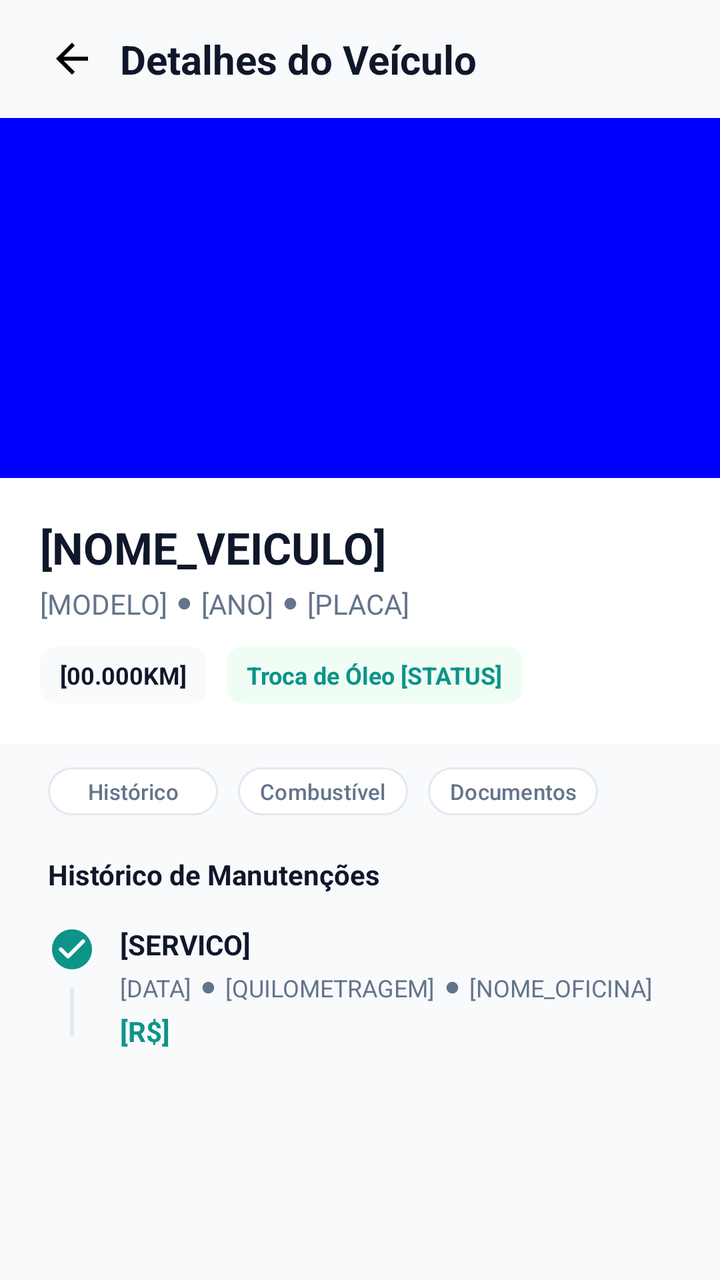
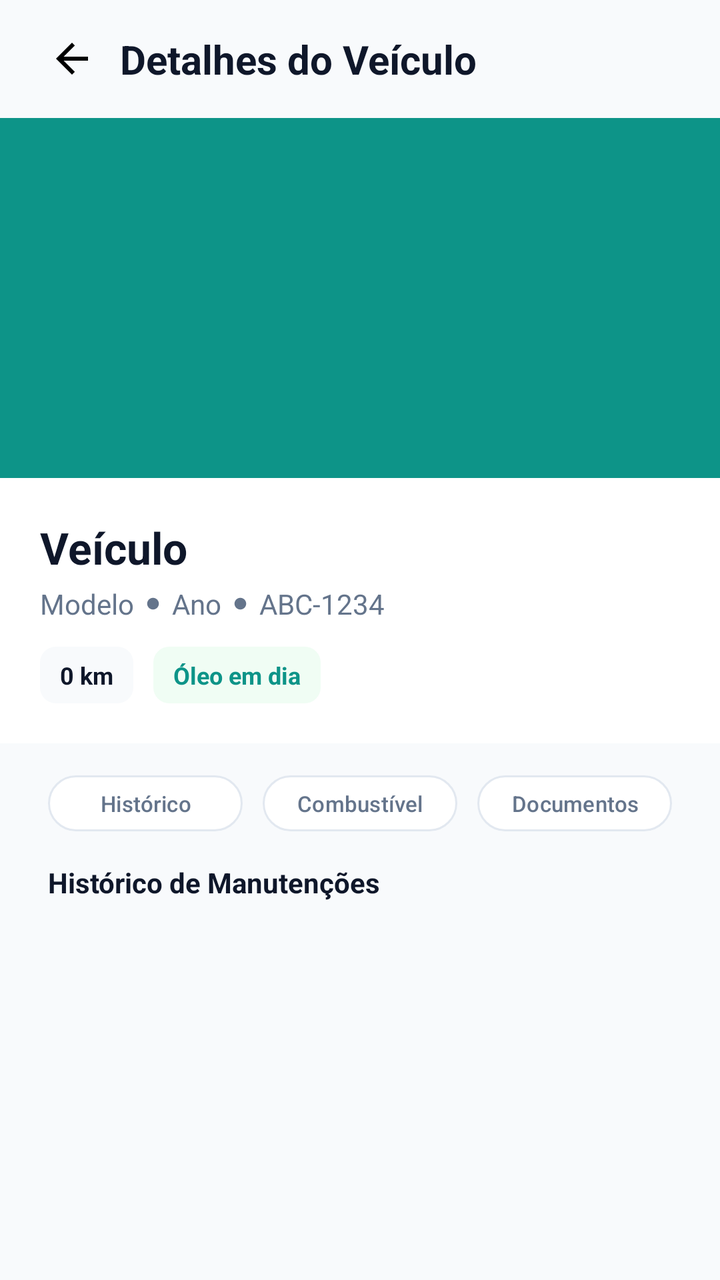

The first picture is an Android layout as it rendered before a commit; the second is the same layout after the commit. The layout source and the unified diff follow.
<!-- AndroidManifest.xml: application theme Theme.Virabraking -->
<!-- res/layout/activity_detalhes_veiculo.xml -->
<?xml version="1.0" encoding="utf-8"?>
<androidx.constraintlayout.widget.ConstraintLayout xmlns:android="http://schemas.android.com/apk/res/android"
    xmlns:app="http://schemas.android.com/apk/res-auto"
    xmlns:tools="http://schemas.android.com/tools"
    android:layout_width="match_parent"
    android:layout_height="match_parent"
    android:background="#f8fafc"
    tools:context=".DetalhesVeiculo">

    <LinearLayout
        android:layout_width="match_parent"
        android:layout_height="match_parent"
        android:orientation="vertical">

        <LinearLayout
            android:layout_width="match_parent"
            android:layout_height="wrap_content"
            android:gravity="center_vertical"
            android:paddingVertical="16dp"
            android:paddingHorizontal="24dp">

            <ImageButton
                android:id="@+id/iBtnVoltar"
                android:layout_width="wrap_content"
                android:layout_height="wrap_content"
                android:src="@drawable/vetor_seta_voltar"
                android:background="#f8fafc"
                android:layout_marginRight="12dp"
                android:padding="0dp" />

            <TextView
                android:layout_width="match_parent"
                android:layout_height="wrap_content"
                android:text="Detalhes do Veículo"
                android:textStyle="bold"
                android:textColor="#0F172A"
                android:textSize="20sp" />
        </LinearLayout>

        <ImageView
            android:layout_width="match_parent"
            android:layout_height="180dp"
            android:background="#0000ff" />

        <LinearLayout
            android:layout_width="match_parent"
            android:layout_height="wrap_content"
            android:background="#ffffff"
            android:padding="20dp">

            <LinearLayout
                android:layout_width="match_parent"
                android:layout_height="wrap_content"
                android:orientation="vertical">

                <TextView
                    android:layout_width="match_parent"
                    android:layout_height="wrap_content"
                    android:text="[NOME_VEICULO]"
                    android:textSize="22sp"
                    android:textStyle="bold"
                    android:textColor="#0F172A"/>

                <LinearLayout
                    android:layout_width="match_parent"
                    android:layout_height="wrap_content"
                    android:gravity="center_vertical"
                    android:layout_marginTop="4dp"
                    android:layout_marginBottom="12dp">

                    <TextView
                        android:layout_width="wrap_content"
                        android:layout_height="wrap_content"
                        android:textColor="#64748b"
                        android:text="[MODELO]" />

                    <ImageView
                        android:layout_width="wrap_content"
                        android:layout_height="wrap_content"
                        android:layout_marginHorizontal="5dp"
                        android:src="@drawable/vetor_circulo_divisor" />

                    <TextView
                        android:layout_width="wrap_content"
                        android:layout_height="wrap_content"
                        android:textColor="#64748b"
                        android:text="[ANO]" />

                    <ImageView
                        android:layout_width="wrap_content"
                        android:layout_height="wrap_content"
                        android:layout_marginHorizontal="5dp"
                        android:src="@drawable/vetor_circulo_divisor" />

                    <TextView
                        android:layout_width="wrap_content"
                        android:layout_height="wrap_content"
                        android:textColor="#64748b"
                        android:text="[PLACA]" />
                </LinearLayout>

                <LinearLayout
                    android:layout_width="match_parent"
                    android:layout_height="wrap_content"
                    android:divider="@drawable/gap"
                    android:showDividers="middle">

                    <TextView
                        android:layout_width="wrap_content"
                        android:layout_height="wrap_content"
                        android:textSize="12sp"
                        android:textStyle="bold"
                        android:textColor="#0F172A"
                        android:text="[00.000KM]"
                        android:paddingHorizontal="10dp"
                        android:paddingVertical="6dp"
                        android:background="@drawable/bg_cinza_claro_arredondado" />

                    <TextView
                        android:layout_width="wrap_content"
                        android:layout_height="wrap_content"
                        android:textSize="12sp"
                        android:textStyle="bold"
                        android:textColor="#0d9488"
                        android:text="Troca de Óleo [STATUS]"
                        android:paddingHorizontal="10dp"
                        android:paddingVertical="6dp"
                        android:background="@drawable/bg_verde_claro_arredondado" />
                </LinearLayout>
            </LinearLayout>
        </LinearLayout>

        <LinearLayout
            android:layout_width="match_parent"
            android:layout_height="wrap_content"
            android:paddingHorizontal="24dp"
            android:divider="@drawable/gap"
            android:showDividers="middle"
            android:paddingVertical="8dp">

            <com.google.android.material.button.MaterialButton
                android:id="@+id/btnHistorico"
                android:layout_width="85dp"
                android:layout_height="32dp"
                android:textSize="11sp"
                android:padding="0dp"
                android:textColor="#64748b"
                android:text="Histórico"
                app:backgroundTint="#FFFFFF"
                app:strokeColor="#e2e8f0"
                app:strokeWidth="1dp" />

            <com.google.android.material.button.MaterialButton
                android:id="@+id/btnCombustivel"
                android:layout_width="85dp"
                android:layout_height="32dp"
                android:textSize="11sp"
                android:padding="0dp"
                android:textColor="#64748b"
                android:text="Combustível"
                app:backgroundTint="#FFFFFF"
                app:strokeColor="#e2e8f0"
                app:strokeWidth="1dp" />

            <com.google.android.material.button.MaterialButton
                android:id="@+id/btnDocumentos"
                android:layout_width="85dp"
                android:layout_height="32dp"
                android:textSize="11sp"
                android:padding="0dp"
                android:textColor="#64748b"
                android:text="Documentos"
                app:backgroundTint="#FFFFFF"
                app:strokeColor="#e2e8f0"
                app:strokeWidth="1dp" />
        </LinearLayout>

        <LinearLayout
            android:layout_width="match_parent"
            android:layout_height="wrap_content"
            android:orientation="vertical"
            android:paddingHorizontal="24dp"
            android:paddingVertical="8dp">

            <TextView
                android:layout_width="match_parent"
                android:layout_height="wrap_content"
                android:text="Histórico de Manutenções"
                android:textColor="#0F172A"
                android:textStyle="bold"
                android:layout_marginBottom="16dp" />

            <LinearLayout
                android:layout_width="match_parent"
                android:layout_height="wrap_content">

                <LinearLayout
                    android:id="@+id/llDetalhesServico"
                    android:layout_width="match_parent"
                    android:layout_height="wrap_content"
                    android:layout_marginBottom="16dp">

                    <LinearLayout
                        android:layout_width="wrap_content"
                        android:layout_height="match_parent"
                        android:layout_marginRight="12dp"
                        android:orientation="vertical">

                        <ImageView
                            android:layout_width="wrap_content"
                            android:layout_height="wrap_content"
                            android:src="@drawable/vetor_check"/>

                        <ImageView
                            android:layout_width="wrap_content"
                            android:layout_height="match_parent"
                            android:rotation="90"
                            android:src="@drawable/vetor_linha_expansiva"/>
                    </LinearLayout>

                    <LinearLayout
                        android:layout_width="match_parent"
                        android:layout_height="wrap_content"
                        android:orientation="vertical"
                        android:layout_weight="1">

                        <TextView
                            android:layout_width="match_parent"
                            android:layout_height="wrap_content"
                            android:textColor="#0f172a"
                            android:textStyle="bold"
                            android:layout_marginBottom="4dp"
                            android:text="[SERVICO]" />

                        <LinearLayout
                            android:layout_width="match_parent"
                            android:layout_height="wrap_content"
                            android:layout_marginBottom="4dp">

                            <TextView
                                android:layout_width="wrap_content"
                                android:layout_height="wrap_content"
                                android:textSize="12sp"
                                android:textColor="#64748b"
                                android:text="[DATA]" />

                            <ImageView
                                android:layout_width="wrap_content"
                                android:layout_height="wrap_content"
                                android:layout_gravity="center"
                                android:layout_marginHorizontal="5dp"
                                android:src="@drawable/vetor_circulo_divisor" />

                            <TextView
                                android:layout_width="wrap_content"
                                android:layout_height="wrap_content"
                                android:textSize="12sp"
                                android:textColor="#64748b"
                                android:text="[QUILOMETRAGEM]" />

                            <ImageView
                                android:layout_width="wrap_content"
                                android:layout_height="wrap_content"
                                android:layout_gravity="center"
                                android:layout_marginHorizontal="5dp"
                                android:src="@drawable/vetor_circulo_divisor" />

                            <TextView
                                android:layout_width="wrap_content"
                                android:layout_height="wrap_content"
                                android:textSize="12sp"
                                android:textColor="#64748b"
                                android:text="[NOME_OFICINA]" />
                        </LinearLayout>

                        <TextView
                            android:layout_width="match_parent"
                            android:layout_height="wrap_content"
                            android:textColor="#0d9488"
                            android:textStyle="bold"
                            android:text="[R$]" />
                    </LinearLayout>
                </LinearLayout>
            </LinearLayout>
        </LinearLayout>
    </LinearLayout>
</androidx.constraintlayout.widget.ConstraintLayout>
<!-- resources referenced by this layout -->
<resources>
  <!-- drawable bg_cinza_claro_arredondado (drawable) -->
  <?xml version="1.0" encoding="utf-8"?>
  <shape xmlns:android="http://schemas.android.com/apk/res/android"
      android:shape="rectangle">
  
      <solid android:color="#f8fafc" />
  
      <corners android:radius="8dp" />
  
  </shape>
  <!-- drawable bg_verde_claro_arredondado (drawable) -->
  <?xml version="1.0" encoding="utf-8"?>
  <shape xmlns:android="http://schemas.android.com/apk/res/android"
      android:shape="rectangle">
  
      <solid android:color="#f0fdf4" />
  
      <corners android:radius="8dp" />
  
  </shape>
  <!-- drawable gap (drawable) -->
  <?xml version="1.0" encoding="utf-8"?>
  <shape xmlns:android="http://schemas.android.com/apk/res/android">
      <size android:height="10dp" android:width="10dp" />
      <solid android:color="@android:color/transparent" />
  </shape>
  <!-- drawable vetor_check (drawable) -->
  <vector android:height="24dp" android:tint="#0d9488"
      android:viewportHeight="24" android:viewportWidth="24"
      android:width="24dp" xmlns:android="http://schemas.android.com/apk/res/android">
      <path android:fillColor="@android:color/white" android:pathData="M12,2C6.48,2 2,6.48 2,12s4.48,10 10,10 10,-4.48 10,-10S17.52,2 12,2zM9.29,16.29L5.7,12.7c-0.39,-0.39 -0.39,-1.02 0,-1.41 0.39,-0.39 1.02,-0.39 1.41,0L10,14.17l6.88,-6.88c0.39,-0.39 1.02,-0.39 1.41,0 0.39,0.39 0.39,1.02 0,1.41l-7.59,7.59c-0.38,0.39 -1.02,0.39 -1.41,0z"/>
  </vector>
  <!-- drawable vetor_circulo_divisor (drawable) -->
  <vector android:height="7dp" android:tint="#64748B"
      android:viewportHeight="24" android:viewportWidth="24"
      android:width="7dp" xmlns:android="http://schemas.android.com/apk/res/android">
      <path android:fillColor="@android:color/white" android:pathData="M12,2C6.47,2 2,6.47 2,12s4.47,10 10,10 10,-4.47 10,-10S17.53,2 12,2z"/>
  </vector>
  <!-- drawable vetor_linha_expansiva (drawable) -->
  <vector android:height="24dp" android:tint="#e2e8f0"
      android:viewportHeight="24" android:viewportWidth="24"
      android:width="24dp" xmlns:android="http://schemas.android.com/apk/res/android">
      <path android:fillColor="@android:color/white"
          android:fillType="evenOdd" android:pathData="M0,11h24v2h-24z"/>
  </vector>
  <!-- drawable vetor_seta_voltar (drawable) -->
  <vector android:autoMirrored="true" android:height="24dp"
      android:tint="#000000" android:viewportHeight="24"
      android:viewportWidth="24" android:width="24dp" xmlns:android="http://schemas.android.com/apk/res/android">
      <path android:fillColor="@android:color/white" android:pathData="M20,11H7.83l5.59,-5.59L12,4l-8,8 8,8 1.41,-1.41L7.83,13H20v-2z"/>
  </vector>
  <style name="Theme.Virabraking" parent="Base.Theme.Virabraking" />
  <style name="Base.Theme.Virabraking" parent="Theme.Material3.DayNight.NoActionBar">
          
          <item name="colorPrimary">#0d9488</item>
      </style>
</resources>

<!-- the commit's change to res/layout/activity_detalhes_veiculo.xml (unified diff, before → after) -->
@@ -7,56 +7,68 @@
     android:background="#f8fafc"
     tools:context=".DetalhesVeiculo">
 
+    
     <LinearLayout
+        android:id="@+id/llBarraSuperior"
         android:layout_width="match_parent"
-        android:layout_height="match_parent"
-        android:orientation="vertical">
+        android:layout_height="wrap_content"
+        android:gravity="center_vertical"
+        android:paddingVertical="16dp"
+        android:paddingHorizontal="24dp"
+        app:layout_constraintTop_toTopOf="parent">
+
+        <ImageButton
+            android:id="@+id/iBtnVoltar"
+            android:layout_width="wrap_content"
+            android:layout_height="wrap_content"
+            android:src="@drawable/vetor_seta_voltar"
+            android:background="#f8fafc"
+            android:layout_marginEnd="12dp"
+            android:padding="0dp"
+            android:contentDescription="Voltar" />
+
+        <TextView
+            android:layout_width="match_parent"
+            android:layout_height="wrap_content"
+            android:text="Detalhes do Veículo"
+            android:textStyle="bold"
+            android:textColor="#0F172A"
+            android:textSize="20sp" />
+    </LinearLayout>
+
+    
+    <androidx.core.widget.NestedScrollView
+        android:layout_width="match_parent"
+        android:layout_height="0dp"
+        app:layout_constraintTop_toBottomOf="@id/llBarraSuperior"
+        app:layout_constraintBottom_toBottomOf="parent">
 
         <LinearLayout
             android:layout_width="match_parent"
             android:layout_height="wrap_content"
-            android:gravity="center_vertical"
-            android:paddingVertical="16dp"
-            android:paddingHorizontal="24dp">
-
-            <ImageButton
-                android:id="@+id/iBtnVoltar"
-                android:layout_width="wrap_content"
+            android:orientation="vertical">
+
+            
+            <ImageView
+                android:id="@+id/ivFotoVeiculo"
+                android:layout_width="match_parent"
+                android:layout_height="180dp"
+                android:scaleType="centerCrop"
+                android:background="#0d9488" />
+
+            
+            <LinearLayout
+                android:layout_width="match_parent"
                 android:layout_height="wrap_content"
-                android:src="@drawable/vetor_seta_voltar"
-                android:background="#f8fafc"
-                android:layout_marginRight="12dp"
-                android:padding="0dp" />
-
-            <TextView
-                android:layout_width="match_parent"
-                android:layout_height="wrap_content"
-                android:text="Detalhes do Veículo"
-                android:textStyle="bold"
-                android:textColor="#0F172A"
-                android:textSize="20sp" />
-        </LinearLayout>
-
-        <ImageView
-            android:layout_width="match_parent"
-            android:layout_height="180dp"
-            android:background="#0000ff" />
-
-        <LinearLayout
-            android:layout_width="match_parent"
-            android:layout_height="wrap_content"
-            android:background="#ffffff"
-            android:padding="20dp">
-
-            <LinearLayout
-                android:layout_width="match_parent"
-                android:layout_height="wrap_content"
+                android:background="#ffffff"
+                android:padding="20dp"
                 android:orientation="vertical">
 
                 <TextView
-                    android:layout_width="match_parent"
-                    android:layout_height="wrap_content"
-                    android:text="[NOME_VEICULO]"
+                    android:id="@+id/tvNomeVeiculo"
+                    android:layout_width="match_parent"
+                    android:layout_height="wrap_content"
+                    android:text="Veículo"
                     android:textSize="22sp"
                     android:textStyle="bold"
                     android:textColor="#0F172A"/>
@@ -69,34 +81,37 @@
                     android:layout_marginBottom="12dp">
 
                     <TextView
+                        android:id="@+id/tvModelo"
                         android:layout_width="wrap_content"
                         android:layout_height="wrap_content"
                         android:textColor="#64748b"
-                        android:text="[MODELO]" />
+                        android:text="Modelo" />
 
                     <ImageView
                         android:layout_width="wrap_content"
                         android:layout_height="wrap_content"
-                        android:layout_marginHorizontal="5dp"
+                        android:layout_marginHorizontal="6dp"
                         android:src="@drawable/vetor_circulo_divisor" />
 
                     <TextView
+                        android:id="@+id/tvAno"
                         android:layout_width="wrap_content"
                         android:layout_height="wrap_content"
                         android:textColor="#64748b"
-                        android:text="[ANO]" />
+                        android:text="Ano" />
 
                     <ImageView
                         android:layout_width="wrap_content"
                         android:layout_height="wrap_content"
-                        android:layout_marginHorizontal="5dp"
+                        android:layout_marginHorizontal="6dp"
                         android:src="@drawable/vetor_circulo_divisor" />
 
                     <TextView
+                        android:id="@+id/tvPlaca"
                         android:layout_width="wrap_content"
                         android:layout_height="wrap_content"
                         android:textColor="#64748b"
-                        android:text="[PLACA]" />
+                        android:text="ABC-1234" />
                 </LinearLayout>
 
                 <LinearLayout
@@ -106,182 +121,105 @@
                     android:showDividers="middle">
 
                     <TextView
+                        android:id="@+id/tvKmVeiculo"
                         android:layout_width="wrap_content"
                         android:layout_height="wrap_content"
                         android:textSize="12sp"
                         android:textStyle="bold"
                         android:textColor="#0F172A"
-                        android:text="[00.000KM]"
+                        android:text="0 km"
                         android:paddingHorizontal="10dp"
                         android:paddingVertical="6dp"
                         android:background="@drawable/bg_cinza_claro_arredondado" />
 
                     <TextView
+                        android:id="@+id/tvStatusOleo"
                         android:layout_width="wrap_content"
                         android:layout_height="wrap_content"
                         android:textSize="12sp"
                         android:textStyle="bold"
                         android:textColor="#0d9488"
-                        android:text="Troca de Óleo [STATUS]"
+                        android:text="Óleo em dia"
                         android:paddingHorizontal="10dp"
                         android:paddingVertical="6dp"
                         android:background="@drawable/bg_verde_claro_arredondado" />
                 </LinearLayout>
             </LinearLayout>
-        </LinearLayout>
-
-        <LinearLayout
-            android:layout_width="match_parent"
-            android:layout_height="wrap_content"
-            android:paddingHorizontal="24dp"
-            android:divider="@drawable/gap"
-            android:showDividers="middle"
-            android:paddingVertical="8dp">
-
-            <com.google.android.material.button.MaterialButton
-                android:id="@+id/btnHistorico"
-                android:layout_width="85dp"
-                android:layout_height="32dp"
-                android:textSize="11sp"
-                android:padding="0dp"
-                android:textColor="#64748b"
-                android:text="Histórico"
-                app:backgroundTint="#FFFFFF"
-                app:strokeColor="#e2e8f0"
-                app:strokeWidth="1dp" />
-
-            <com.google.android.material.button.MaterialButton
-                android:id="@+id/btnCombustivel"
-                android:layout_width="85dp"
-                android:layout_height="32dp"
-                android:textSize="11sp"
-                android:padding="0dp"
-                android:textColor="#64748b"
-                android:text="Combustível"
-                app:backgroundTint="#FFFFFF"
-                app:strokeColor="#e2e8f0"
-                app:strokeWidth="1dp" />
-
-            <com.google.android.material.button.MaterialButton
-                android:id="@+id/btnDocumentos"
-                android:layout_width="85dp"
-                android:layout_height="32dp"
-                android:textSize="11sp"
-                android:padding="0dp"
-                android:textColor="#64748b"
-                android:text="Documentos"
-                app:backgroundTint="#FFFFFF"
-                app:strokeColor="#e2e8f0"
-                app:strokeWidth="1dp" />
-        </LinearLayout>
-
-        <LinearLayout
-            android:layout_width="match_parent"
-            android:layout_height="wrap_content"
-            android:orientation="vertical"
-            android:paddingHorizontal="24dp"
-            android:paddingVertical="8dp">
-
-            <TextView
+
+            
+            <LinearLayout
                 android:layout_width="match_parent"
                 android:layout_height="wrap_content"
-                android:text="Histórico de Manutenções"
-                android:textColor="#0F172A"
-                android:textStyle="bold"
-                android:layout_marginBottom="16dp" />
-
+                android:paddingHorizontal="24dp"
+                android:divider="@drawable/gap"
+                android:showDividers="middle"
+                android:paddingVertical="12dp">
+
+                <com.google.android.material.button.MaterialButton
+                    android:id="@+id/btnHistorico"
+                    android:layout_width="0dp"
+                    android:layout_weight="1"
+                    android:layout_height="36dp"
+                    android:textSize="11sp"
+                    android:padding="0dp"
+                    android:textColor="#64748b"
+                    android:text="Histórico"
+                    app:backgroundTint="#FFFFFF"
+                    app:strokeColor="#e2e8f0"
+                    app:strokeWidth="1dp" />
+
+                <com.google.android.material.button.MaterialButton
+                    android:id="@+id/btnCombustivel"
+                    android:layout_width="0dp"
+                    android:layout_weight="1"
+                    android:layout_height="36dp"
+                    android:textSize="11sp"
+                    android:padding="0dp"
+                    android:textColor="#64748b"
+                    android:text="Combustível"
+                    app:backgroundTint="#FFFFFF"
+                    app:strokeColor="#e2e8f0"
+                    app:strokeWidth="1dp" />
+
+                <com.google.android.material.button.MaterialButton
+                    android:id="@+id/btnDocumentos"
+                    android:layout_width="0dp"
+                    android:layout_weight="1"
+                    android:layout_height="36dp"
+                    android:textSize="11sp"
+                    android:padding="0dp"
+                    android:textColor="#64748b"
+                    android:text="Documentos"
+                    app:backgroundTint="#FFFFFF"
+                    app:strokeColor="#e2e8f0"
+                    app:strokeWidth="1dp" />
+            </LinearLayout>
+
+            
             <LinearLayout
                 android:layout_width="match_parent"
-                android:layout_height="wrap_content">
-
+                android:layout_height="wrap_content"
+                android:orientation="vertical"
+                android:paddingHorizontal="24dp"
+                android:paddingBottom="24dp">
+
+                <TextView
+                    android:id="@+id/tvTituloLista"
+                    android:layout_width="match_parent"
+                    android:layout_height="wrap_content"
+                    android:text="Histórico de Manutenções"
+                    android:textColor="#0F172A"
+                    android:textStyle="bold"
+                    android:layout_marginBottom="12dp" />
+
+                
                 <LinearLayout
-                    android:id="@+id/llDetalhesServico"
-                    android:layout_width="match_parent"
-                    android:layout_height="wrap_content"
-                    android:layout_marginBottom="16dp">
-
-                    <LinearLayout
-                        android:layout_width="wrap_content"
-                        android:layout_height="match_parent"
-                        android:layout_marginRight="12dp"
-                        android:orientation="vertical">
-
-                        <ImageView
-                            android:layout_width="wrap_content"
-                            android:layout_height="wrap_content"
-                            android:src="@drawable/vetor_check"/>
-
-                        <ImageView
-                            android:layout_width="wrap_content"
-                            android:layout_height="match_parent"
-                            android:rotation="90"
-                            android:src="@drawable/vetor_linha_expansiva"/>
-                    </LinearLayout>
-
-                    <LinearLayout
-                        android:layout_width="match_parent"
-                        android:layout_height="wrap_content"
-                        android:orientation="vertical"
-                        android:layout_weight="1">
-
-                        <TextView
-                            android:layout_width="match_parent"
-                            android:layout_height="wrap_content"
-                            android:textColor="#0f172a"
-                            android:textStyle="bold"
-                            android:layout_marginBottom="4dp"
-                            android:text="[SERVICO]" />
-
-                        <LinearLayout
-                            android:layout_width="match_parent"
-                            android:layout_height="wrap_content"
-                            android:layout_marginBottom="4dp">
-
-                            <TextView
-                                android:layout_width="wrap_content"
-                                android:layout_height="wrap_content"
-                                android:textSize="12sp"
-                                android:textColor="#64748b"
-                                android:text="[DATA]" />
-
-                            <ImageView
-                                android:layout_width="wrap_content"
-                                android:layout_height="wrap_content"
-                                android:layout_gravity="center"
-                                android:layout_marginHorizontal="5dp"
-                                android:src="@drawable/vetor_circulo_divisor" />
-
-                            <TextView
-                                android:layout_width="wrap_content"
-                                android:layout_height="wrap_content"
-                                android:textSize="12sp"
-                                android:textColor="#64748b"
-                                android:text="[QUILOMETRAGEM]" />
-
-                            <ImageView
-                                android:layout_width="wrap_content"
-                                android:layout_height="wrap_content"
-                                android:layout_gravity="center"
-                                android:layout_marginHorizontal="5dp"
-                                android:src="@drawable/vetor_circulo_divisor" />
-
-                            <TextView
-                                android:layout_width="wrap_content"
-                                android:layout_height="wrap_content"
-                                android:textSize="12sp"
-                                android:textColor="#64748b"
-                                android:text="[NOME_OFICINA]" />
-                        </LinearLayout>
-
-                        <TextView
-                            android:layout_width="match_parent"
-                            android:layout_height="wrap_content"
-                            android:textColor="#0d9488"
-                            android:textStyle="bold"
-                            android:text="[R$]" />
-                    </LinearLayout>
-                </LinearLayout>
+                    android:id="@+id/llLista"
+                    android:layout_width="match_parent"
+                    android:layout_height="wrap_content"
+                    android:orientation="vertical" />
             </LinearLayout>
         </LinearLayout>
-    </LinearLayout>
+    </androidx.core.widget.NestedScrollView>
+
 </androidx.constraintlayout.widget.ConstraintLayout>
<!-- resource entries referenced after the edit -->
@@ -26,24 +26,11 @@
       <size android:height="10dp" android:width="10dp" />
       <solid android:color="@android:color/transparent" />
   </shape>
-  <!-- drawable vetor_check (drawable) -->
-  <vector android:height="24dp" android:tint="#0d9488"
-      android:viewportHeight="24" android:viewportWidth="24"
-      android:width="24dp" xmlns:android="http://schemas.android.com/apk/res/android">
-      <path android:fillColor="@android:color/white" android:pathData="M12,2C6.48,2 2,6.48 2,12s4.48,10 10,10 10,-4.48 10,-10S17.52,2 12,2zM9.29,16.29L5.7,12.7c-0.39,-0.39 -0.39,-1.02 0,-1.41 0.39,-0.39 1.02,-0.39 1.41,0L10,14.17l6.88,-6.88c0.39,-0.39 1.02,-0.39 1.41,0 0.39,0.39 0.39,1.02 0,1.41l-7.59,7.59c-0.38,0.39 -1.02,0.39 -1.41,0z"/>
-  </vector>
   <!-- drawable vetor_circulo_divisor (drawable) -->
   <vector android:height="7dp" android:tint="#64748B"
       android:viewportHeight="24" android:viewportWidth="24"
       android:width="7dp" xmlns:android="http://schemas.android.com/apk/res/android">
       <path android:fillColor="@android:color/white" android:pathData="M12,2C6.47,2 2,6.47 2,12s4.47,10 10,10 10,-4.47 10,-10S17.53,2 12,2z"/>
-  </vector>
-  <!-- drawable vetor_linha_expansiva (drawable) -->
-  <vector android:height="24dp" android:tint="#e2e8f0"
-      android:viewportHeight="24" android:viewportWidth="24"
-      android:width="24dp" xmlns:android="http://schemas.android.com/apk/res/android">
-      <path android:fillColor="@android:color/white"
-          android:fillType="evenOdd" android:pathData="M0,11h24v2h-24z"/>
   </vector>
   <!-- drawable vetor_seta_voltar (drawable) -->
   <vector android:autoMirrored="true" android:height="24dp"
